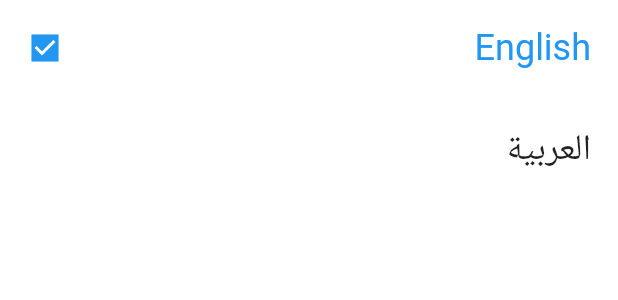
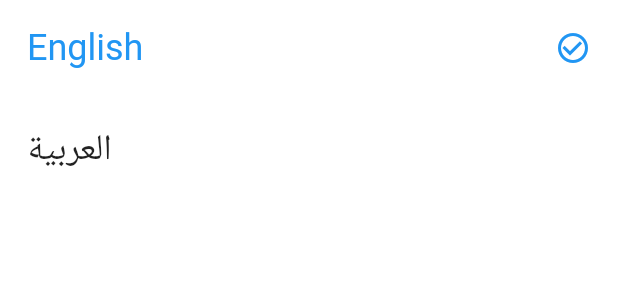
Before and after one commit to osamaOmran1917/Find-Me, a Flutter app: the LanguageBottomSheet widget shown alone on an empty page, opened directly, on a phone screen of 412 x 824 dp. Shown: the top 300 px of the screen. Run offline on Flutter 3.47's test engine with Material 2 defaults, Android fonts, the phone set to English and light mode, and no system bars; our stand-ins replace cloud_firestore, firebase_auth, firebase_core, firebase_storage, image_picker, intl_phone_number_input; missing offline and left inert: flutter_animator; accounts and stored records are empty; generated files the repository leaves out were written again.

Commit message:
Languages ✔

```diff
--- a/lib/main.dart
+++ b/lib/main.dart
@@ -35,6 +35,7 @@ main() async {
 class MyApp extends StatelessWidget {
   @override
   Widget build(BuildContext context) {
+    var settingsProvider = Provider.of<SettingsProvider>(context);
     return MaterialApp(
       localizationsDelegates: [
         AppLocalizations.delegate,
@@ -46,8 +47,9 @@ class MyApp extends StatelessWidget {
         Locale('en'), // English
         Locale('ar'), // Arabic
       ],
-      locale: Locale('ar'),
+      locale: Locale(settingsProvider.currentLang),
       theme: MyTheme.lightTheme,
+      themeMode: ThemeMode.system,
       initialRoute: LogInScreen.routeName,
       routes: {
         LogInScreen.routeName: (_) => LogInScreen(),
--- a/lib/ui/home/home_side_menu/about_us/one_of_us_widget.dart
+++ b/lib/ui/home/home_side_menu/about_us/one_of_us_widget.dart
@@ -1,5 +1,6 @@
 import 'package:find_me_ii/my_theme.dart';
 import 'package:flutter/material.dart';
+import 'package:flutter_gen/gen_l10n/app_localizations.dart';
 
 class OneOfUsWidget extends StatelessWidget {
   String img, name;
@@ -31,7 +32,7 @@ class OneOfUsWidget extends StatelessWidget {
               fit: BoxFit.cover,
             ),
           ),
-          Text('Eng: ${name}')
+          Text('${AppLocalizations.of(context)!.eng}: ${name}')
         ],
       ),
     );
--- a/lib/ui/home/settings_tab/language_bottom_sheet.dart
+++ b/lib/ui/home/settings_tab/language_bottom_sheet.dart
@@ -1,5 +1,7 @@
 import 'package:find_me_ii/my_theme.dart';
+import 'package:find_me_ii/ui/providers/settings_provider.dart';
 import 'package:flutter/material.dart';
+import 'package:provider/provider.dart';
 
 class LanguageBottomSheet extends StatefulWidget {
   @override
@@ -9,15 +11,28 @@ class LanguageBottomSheet extends StatefulWidget {
 class _LanguageBottomSheetState extends State<LanguageBottomSheet> {
   @override
   Widget build(BuildContext context) {
+    var settingsProvider = Provider.of<SettingsProvider>(context);
     return Container(
       padding: EdgeInsets.all(18),
       child: Column(
         children: [
-          getSelectedItem('English'),
+          InkWell(
+              onTap: () {
+                settingsProvider.changeLanguage('en');
+              },
+              child: settingsProvider.currentLang == 'en'
+                  ? getSelectedItem('English')
+                  : getUnSelectedItem('English')),
           SizedBox(
             height: MediaQuery.of(context).size.height * .045,
           ),
-          getUnSelectedItem('العربية')
+          InkWell(
+              onTap: () {
+                settingsProvider.changeLanguage('ar');
+              },
+              child: settingsProvider.currentLang == 'ar'
+                  ? getSelectedItem('العربية')
+                  : getUnSelectedItem('العربية'))
         ],
       ),
     );
@@ -35,7 +50,7 @@ class _LanguageBottomSheetState extends State<LanguageBottomSheet> {
               ?.copyWith(color: MyTheme.tertiaryColor),
         ),
         Icon(
-          Icons.check_box_sharp,
+          Icons.check_circle_outline,
           color: MyTheme.tertiaryColor,
         )
       ],
--- a/lib/ui/home/settings_tab/settings_tab.dart
+++ b/lib/ui/home/settings_tab/settings_tab.dart
@@ -1,6 +1,8 @@
 import 'package:find_me_ii/my_theme.dart';
+import 'package:find_me_ii/ui/providers/settings_provider.dart';
 import 'package:flutter/material.dart';
 import 'package:flutter_gen/gen_l10n/app_localizations.dart';
+import 'package:provider/provider.dart';
 
 import 'language_bottom_sheet.dart';
 
@@ -12,6 +14,7 @@ class SettingsTab extends StatefulWidget {
 class _SettingsTabState extends State<SettingsTab> {
   @override
   Widget build(BuildContext context) {
+    var settingsProvider = Provider.of<SettingsProvider>(context);
     return Container(
       padding: EdgeInsets.all(12),
       child: Column(
@@ -33,7 +36,7 @@ class _SettingsTabState extends State<SettingsTab> {
                     borderRadius: BorderRadius.circular(8),
                     color: Colors.white),
                 child: Text(
-                  'English',
+                  settingsProvider.currentLang == 'en' ? 'English' : 'العربية',
                   style: Theme.of(context).textTheme.headline5,
                 )),
           ),
```
Also changed, not shown: lib/l10n/app_ar.arb (+8 -1 lines), lib/l10n/app_en.arb (+8 -1 lines), lib/ui/home/home_side_menu/about_us/about_us_screen.dart (+13 -9 lines).
